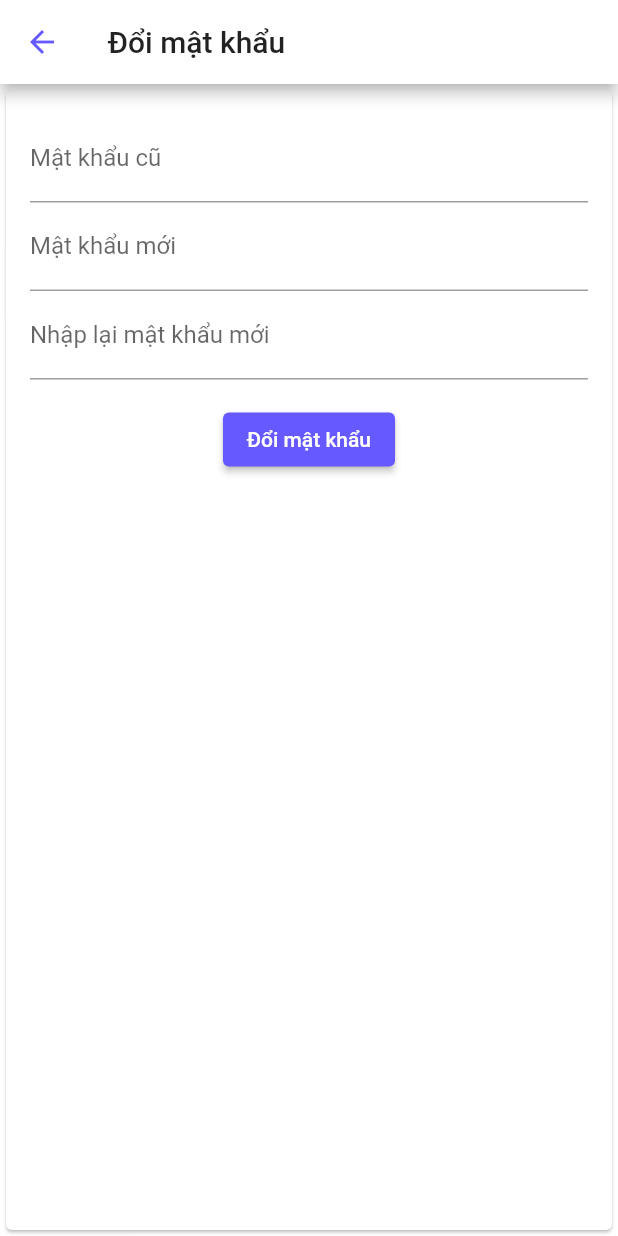
After one commit to MinhGiang241/tripples, a Flutter app: the UpdatePassord screen opened directly, on a phone screen of 412 x 824 dp. The commit adds this screen. Run offline on Flutter 3.47's test engine with Material 2 defaults, Android fonts, the phone set to English and light mode, and no system bars; our stand-ins replace auto_size_text, file_picker, flutter_html, fluttertoast, graphql_flutter, pull_to_refresh and 2 more; missing offline and left inert: oauth2; accounts and stored records are empty; network calls fail.

Commit message:
add update password

```diff
--- a/lib/main.dart
+++ b/lib/main.dart
@@ -19,7 +19,7 @@ class MyApp extends StatelessWidget {
     return MultiProvider(
         providers: [
           ChangeNotifierProvider<AuthController>(
-              create: (_) => AuthController())
+              create: (_) => AuthController()),
         ],
         builder: (context, child) {
           return MaterialApp(
--- a/lib/screens/home/home_screens.dart
+++ b/lib/screens/home/home_screens.dart
@@ -8,6 +8,7 @@ import 'components/home_appbar.dart';
 import 'components/home_tabbar.dart';
 import 'components/template_tab_view.dart';
 import 'package:provider/provider.dart';
+import '../user/providers/user.dart';
 
 class HomeScreen extends StatefulWidget {
   @override
@@ -121,6 +122,10 @@ class _HomeScreenState extends State<HomeScreen> with TickerProviderStateMixin {
                                   ["userName"] ??
                               "Tên"
                           : "",
+                      userId: meResult.data!["authorization_me"]["data"] != null
+                          ? meResult.data!["authorization_me"]["data"]["_id"]
+                          : "id"
+                      // user: meResult.data!["authorization_me"]["data"],
                       ),
                   SizedBox(height: padding),
                   HomeTabBar(tabController: tabController),
--- /dev/null
+++ b/lib/screens/user/edit_password.dart
@@ -0,0 +1,168 @@
+// ignore_for_file: deprecated_member_use
+
+import "package:flutter/material.dart";
+import 'package:graphql_flutter/graphql_flutter.dart';
+import 'package:intl/intl.dart';
+import 'package:provider/provider.dart';
+import 'package:survey/constants.dart';
+
+import '../../controllers/auth/auth_controller.dart';
+import '../../data_sources/api/constants.dart';
+import 'user_profile.dart';
+
+class UpdatePassord extends StatefulWidget {
+  UpdatePassord();
+  @override
+  State<UpdatePassord> createState() => _UpdatePassord();
+}
+
+class _UpdatePassord extends State<UpdatePassord> {
+  final oldPasController = TextEditingController();
+  final newPasCotroller = TextEditingController();
+  final confirmNewPasCotroller = TextEditingController();
+
+  void submitData() {
+    print(oldPasController.text);
+    print(newPasCotroller.text);
+    print(confirmNewPasCotroller.text);
+    Navigator.of(context).pop();
+  }
+
+  SnackBar createSnackBar(String message) {
+    return SnackBar(
+        content: Text(
+      message,
+      style: TextStyle(color: Colors.white),
+    ));
+  }
+
+  void onSubmit(runMutation, result) async {
+    if (_formKey.currentState!.validate()) {
+      print('validated');
+      print(result);
+      // ignore: await_only_futures
+      var r = await runMutation(
+          {"oldpass": oldPasController.text, "newpass": newPasCotroller.text});
+    }
+  }
+
+  void onCompleteMutation(data) {
+    var message = data["authorization_change_password"]["message"];
+    if (message == null) {
+      final snackBar = createSnackBar("Đã đổi mật khẩu thành công");
+      ScaffoldMessenger.of(context).showSnackBar(snackBar);
+      Navigator.pop(context);
+    } else {
+      final snackBar = createSnackBar(message);
+      ScaffoldMessenger.of(context).showSnackBar(snackBar);
+    }
+  }
+
+  final _formKey = GlobalKey<FormState>();
+  @override
+  Widget build(BuildContext context) {
+    var changePassword = '''
+      mutation  (\$oldpass: String, \$newpass: String){
+    authorization_change_password (old_pw:\$oldpass , new_pw:\$newpass){
+  	  message
+    }
+    }
+      ''';
+
+    final HttpLink httpLink = HttpLink(ApiConstants.baseUrl);
+
+    final AuthLink authLink = AuthLink(
+        getToken: () => 'Bearer ${context.read<AuthController>().token}');
+    final Link link = authLink.concat(httpLink);
+    ValueNotifier<GraphQLClient> client = ValueNotifier(
+      GraphQLClient(
+        link: link,
+        // The default store is the InMemoryStore, which does NOT persist to disk
+        cache: GraphQLCache(store: HiveStore()),
+      ),
+    );
+
+    return GraphQLProvider(
+      client: client,
+      child: Scaffold(
+        appBar: AppBar(
+          title: Text(
+            "Đổi mật khẩu",
+            style: Theme.of(context).textTheme.headline6,
+          ),
+        ),
+        body: Card(
+            child: Padding(
+          padding: EdgeInsets.symmetric(horizontal: padding, vertical: padding),
+          child: Form(
+            key: _formKey,
+            child: Column(
+              crossAxisAlignment: CrossAxisAlignment.center,
+              children: <Widget>[
+                TextField(
+                    decoration: const InputDecoration(labelText: "Mật khẩu cũ"),
+                    controller: oldPasController,
+                    onSubmitted: (_) => submitData),
+                TextField(
+                    decoration: const InputDecoration(
+                      labelText: "Mật khẩu mới",
+                      errorText: null,
+                      errorBorder: OutlineInputBorder(
+                        borderSide: BorderSide(color: Colors.red, width: 1.0),
+                      ),
+                      focusedErrorBorder: OutlineInputBorder(
+                        borderSide: BorderSide(color: Colors.red, width: 1.0),
+                      ),
+                    ),
+                    controller: newPasCotroller,
+                    onSubmitted: (_) => submitData),
+                TextFormField(
+                  validator: (val) {
+                    // ignore: unrelated_type_equality_checks
+                    if (val == newPasCotroller.text) {
+                      return null;
+                    } else {
+                      return 'Password không khớp';
+                    }
+                  },
+                  decoration: const InputDecoration(
+                    labelText: "Nhập lại mật khẩu mới",
+                    errorBorder: OutlineInputBorder(
+                      borderSide: BorderSide(color: Colors.red, width: 1.0),
+                    ),
+                    focusedErrorBorder: OutlineInputBorder(
+                      borderSide: BorderSide(color: Colors.red, width: 1.0),
+                    ),
+                  ),
+                  controller: confirmNewPasCotroller,
+                  // onSubmitted: (_) => submitData
+                ),
+                Mutation(
+                  options: MutationOptions(
+                    document: gql(changePassword),
+                    onCompleted: (data) => onCompleteMutation(data),
+                  ),
+                  builder: ((runMutation, result) => Padding(
+                        padding: EdgeInsets.symmetric(vertical: padding),
+                        child: ElevatedButton(
+                            onPressed: () => onSubmit(runMutation, result),
+                            style: TextButton.styleFrom(
+                                backgroundColor:
+                                    Theme.of(context).primaryColor),
+                            child: Text(
+                              "Đổi mật khẩu",
+                              style: Theme.of(context)
+                                  .textTheme
+                                  .button
+                                  ?.copyWith(color: Colors.white),
+                            )),
+                      )),
+                )
+              ],
+            ),
+          ),
+        )),
+      ),
+    );
+  }
+}
--- /dev/null
+++ b/lib/screens/user/providers/user.dart
@@ -0,0 +1,37 @@
+import 'package:flutter/widgets.dart';
+
+class Role {
+  String id = '';
+  String schema = '';
+  String schema_label = '';
+  String code = '';
+
+  Role(
+      {required this.id,
+      required this.schema,
+      required this.schema_label,
+      required this.code});
+}
+
+class User with ChangeNotifier {
+  String id = '';
+  String username = 'chưa có tên tài khoản';
+  String fullName = "Không có tên";
+  String email = 'Không có email';
+  String phone = ' không có sđt';
+  String title = 'không có tiêu đề';
+  bool isActive;
+  bool isRoot;
+  List<Role> role = [];
+  User({
+    required this.id,
+    required this.username,
+    required this.fullName,
+    // required this.email,
+    required this.phone,
+    // required this.title,
+    required this.isActive,
+    required this.isRoot,
+    // required this.role
+  });
+}
```
Also changed, not shown: lib/screens/auth/login/components/login_form.dart (+18 -3 lines), lib/screens/home/components/home_appbar.dart (+16 -1 lines), lib/screens/user/user_profile.dart (added, +180 -0 lines), 4 other files. Lines whose indentation alone changed are shown as unchanged.
